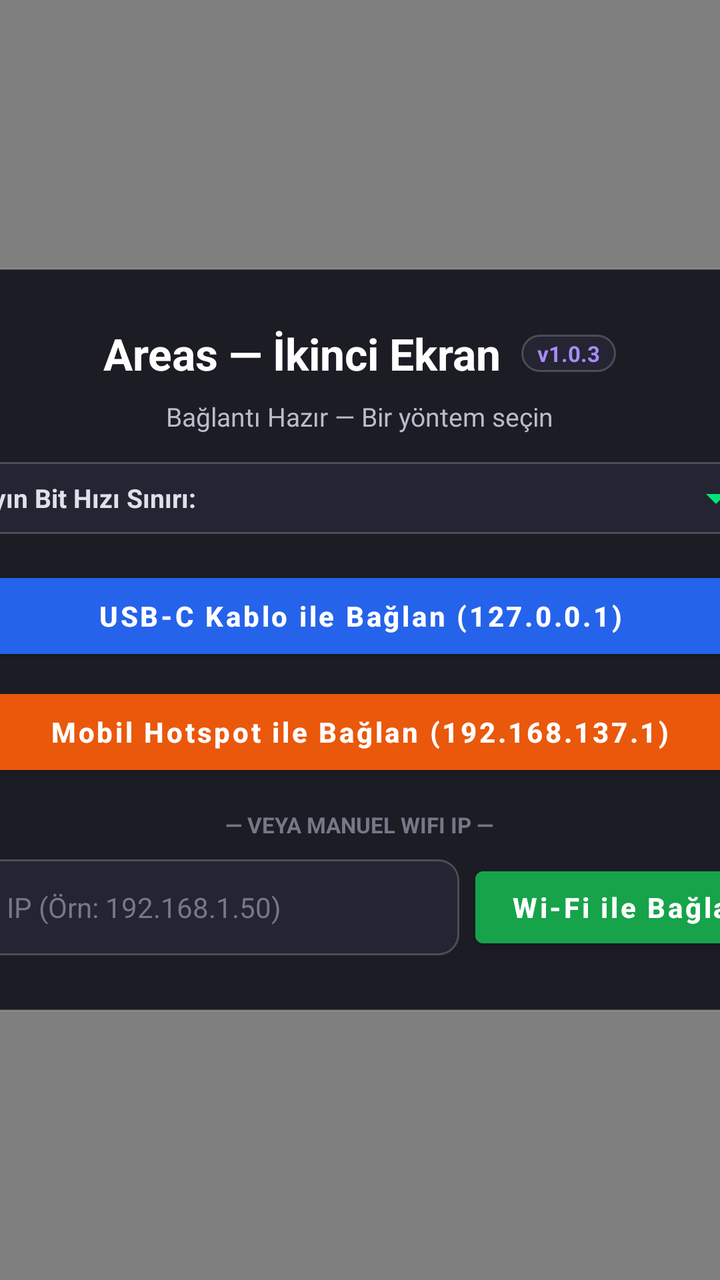
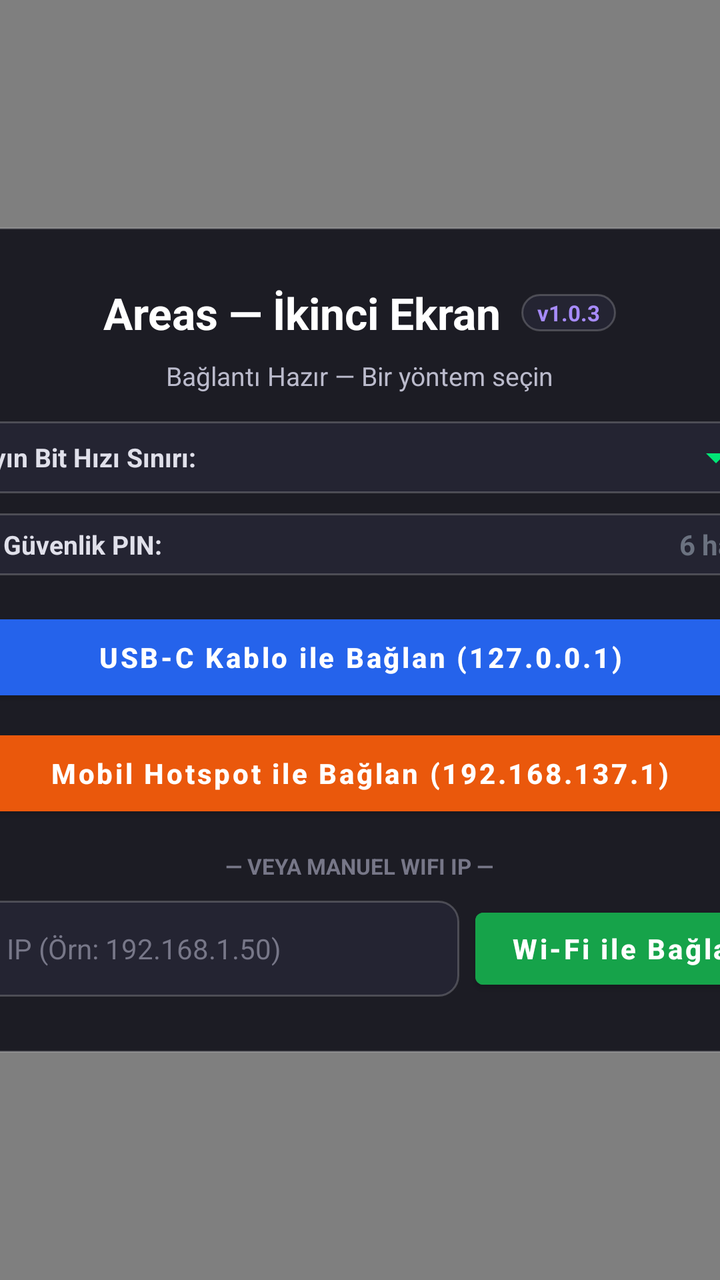

Compare the two renders of this Android layout. The source of the first and the diff that turns it into the second are given below.
<!-- AndroidManifest.xml: application theme Theme.SecondScreenClient -->
<!-- res/layout/activity_main.xml -->
<?xml version="1.0" encoding="utf-8"?>
<FrameLayout xmlns:android="http://schemas.android.com/apk/res/android"
    android:layout_width="match_parent"
    android:layout_height="match_parent"
    android:background="@color/black">

    <SurfaceView
        android:id="@+id/videoSurface"
        android:layout_width="match_parent"
        android:layout_height="match_parent"
        android:layout_gravity="center" />

    
    <ScrollView
        android:id="@+id/controlOverlay"
        android:layout_width="480dp"
        android:layout_height="wrap_content"
        android:layout_gravity="center"
        android:background="@drawable/bg_control_panel"
        android:elevation="16dp"
        android:fillViewport="true">

        <LinearLayout
            android:layout_width="match_parent"
            android:layout_height="wrap_content"
            android:orientation="vertical"
            android:padding="28dp">

            
            <LinearLayout
                android:layout_width="match_parent"
                android:layout_height="wrap_content"
                android:gravity="center"
                android:orientation="horizontal">

                <TextView
                    android:id="@+id/txtTitle"
                    android:layout_width="wrap_content"
                    android:layout_height="wrap_content"
                    android:text="@string/app_name"
                    android:textColor="@color/white"
                    android:textSize="22sp"
                    android:textStyle="bold" />

                <TextView
                    android:id="@+id/txtVersionBadge"
                    android:layout_width="wrap_content"
                    android:layout_height="wrap_content"
                    android:layout_marginStart="10dp"
                    android:background="@drawable/bg_input_field"
                    android:paddingStart="8dp"
                    android:paddingTop="2dp"
                    android:paddingEnd="8dp"
                    android:paddingBottom="2dp"
                    android:text="v1.0.3"
                    android:textColor="#A78BFA"
                    android:textSize="11sp"
                    android:textStyle="bold" />
            </LinearLayout>

            <TextView
                android:id="@+id/txtStatus"
                android:layout_width="wrap_content"
                android:layout_height="wrap_content"
                android:layout_gravity="center_horizontal"
                android:layout_marginTop="8dp"
                android:text="@string/status_disconnected"
                android:textAlignment="center"
                android:textColor="#BBBBCC"
                android:textSize="13sp" />

            
            <TextView
                android:id="@+id/txtWarning"
                android:layout_width="match_parent"
                android:layout_height="wrap_content"
                android:layout_marginTop="12dp"
                android:background="#44FF9800"
                android:padding="12dp"
                android:text=""
                android:textColor="#FFCC80"
                android:textSize="12sp"
                android:textStyle="bold"
                android:visibility="gone" />

            
            <LinearLayout
                android:layout_width="match_parent"
                android:layout_height="wrap_content"
                android:layout_marginTop="14dp"
                android:background="@drawable/bg_input_field"
                android:gravity="center_vertical"
                android:orientation="horizontal"
                android:paddingStart="14dp"
                android:paddingTop="6dp"
                android:paddingEnd="10dp"
                android:paddingBottom="6dp">

                <TextView
                    android:layout_width="0dp"
                    android:layout_height="wrap_content"
                    android:layout_weight="1"
                    android:text="Yayın Bit Hızı Sınırı:"
                    android:textColor="#E0E0EA"
                    android:textSize="13sp"
                    android:textStyle="bold" />

                <Spinner
                    android:id="@+id/spinnerBitrate"
                    android:layout_width="wrap_content"
                    android:layout_height="wrap_content"
                    android:backgroundTint="#00E676" />
            </LinearLayout>

            
            <Button
                android:id="@+id/btnConnectUsb"
                android:layout_width="match_parent"
                android:layout_height="50dp"
                android:layout_marginTop="16dp"
                android:backgroundTint="@color/primary"
                android:text="@string/btn_connect_usb"
                android:textAllCaps="false"
                android:textColor="@color/white"
                android:textSize="14sp"
                android:textStyle="bold" />

            
            <Button
                android:id="@+id/btnConnectHotspot"
                android:layout_width="match_parent"
                android:layout_height="50dp"
                android:layout_marginTop="8dp"
                android:backgroundTint="#EA580C"
                android:text="@string/btn_connect_hotspot"
                android:textAllCaps="false"
                android:textColor="@color/white"
                android:textSize="14sp"
                android:textStyle="bold" />

            
            <LinearLayout
                android:id="@+id/discoveredSection"
                android:layout_width="match_parent"
                android:layout_height="wrap_content"
                android:layout_marginTop="16dp"
                android:background="@drawable/bg_input_field"
                android:orientation="vertical"
                android:padding="12dp"
                android:visibility="gone">

                <TextView
                    android:layout_width="wrap_content"
                    android:layout_height="wrap_content"
                    android:text="@string/header_discovered_pcs"
                    android:textColor="#00E676"
                    android:textSize="12sp"
                    android:textStyle="bold" />

                <LinearLayout
                    android:id="@+id/discoveredContainer"
                    android:layout_width="match_parent"
                    android:layout_height="wrap_content"
                    android:layout_marginTop="8dp"
                    android:orientation="vertical" />

            </LinearLayout>

            
            <TextView
                android:layout_width="wrap_content"
                android:layout_height="wrap_content"
                android:layout_gravity="center_horizontal"
                android:layout_marginTop="14dp"
                android:layout_marginBottom="10dp"
                android:text="@string/header_or"
                android:textColor="#777788"
                android:textSize="11sp"
                android:textStyle="bold" />

            
            <LinearLayout
                android:layout_width="match_parent"
                android:layout_height="wrap_content"
                android:orientation="horizontal">

                <EditText
                    android:id="@+id/inputIpAddress"
                    android:layout_width="0dp"
                    android:layout_height="48dp"
                    android:layout_weight="1"
                    android:background="@drawable/bg_input_field"
                    android:digits="0123456789."
                    android:hint="@string/hint_ip_address"
                    android:inputType="number|numberDecimal"
                    android:paddingStart="14dp"
                    android:paddingEnd="14dp"
                    android:textColor="@color/white"
                    android:textColorHint="#777788"
                    android:textSize="14sp" />

                <Button
                    android:id="@+id/btnConnectWifi"
                    android:layout_width="wrap_content"
                    android:layout_height="48dp"
                    android:layout_marginStart="8dp"
                    android:backgroundTint="#16A34A"
                    android:paddingStart="18dp"
                    android:paddingEnd="18dp"
                    android:text="@string/btn_connect_wifi"
                    android:textAllCaps="false"
                    android:textColor="@color/white"
                    android:textStyle="bold" />

            </LinearLayout>

            
            <Button
                android:id="@+id/btnCancel"
                android:layout_width="match_parent"
                android:layout_height="48dp"
                android:layout_marginTop="14dp"
                android:backgroundTint="#DC2626"
                android:text="@string/btn_cancel"
                android:textAllCaps="false"
                android:textColor="@color/white"
                android:textStyle="bold"
                android:visibility="gone" />

        </LinearLayout>
    </ScrollView>

    
    <LinearLayout
        android:id="@+id/hudOverlay"
        android:layout_width="wrap_content"
        android:layout_height="wrap_content"
        android:layout_gravity="bottom|end"
        android:layout_marginEnd="16dp"
        android:layout_marginBottom="76dp"
        android:background="@drawable/bg_stats_panel"
        android:elevation="12dp"
        android:minWidth="310dp"
        android:orientation="vertical"
        android:paddingStart="16dp"
        android:paddingTop="12dp"
        android:paddingEnd="16dp"
        android:paddingBottom="12dp"
        android:visibility="gone">

        <LinearLayout
            android:layout_width="match_parent"
            android:layout_height="wrap_content"
            android:gravity="center_vertical"
            android:orientation="horizontal">

            <TextView
                android:id="@+id/txtHudHeader"
                android:layout_width="0dp"
                android:layout_height="wrap_content"
                android:layout_marginEnd="10dp"
                android:layout_weight="1"
                android:ellipsize="end"
                android:fontFamily="monospace"
                android:singleLine="true"
                android:text="📊 İSTATİSTİKLER &amp; TELEMETRİ"
                android:textColor="#A78BFA"
                android:textSize="11sp"
                android:textStyle="bold" />

            <TextView
                android:id="@+id/btnCloseStats"
                android:layout_width="wrap_content"
                android:layout_height="wrap_content"
                android:paddingStart="8dp"
                android:paddingEnd="2dp"
                android:text="✕"
                android:textColor="#888899"
                android:textSize="13sp"
                android:textStyle="bold" />
        </LinearLayout>

        
        <TextView
            android:id="@+id/txtBanner"
            android:layout_width="wrap_content"
            android:layout_height="wrap_content"
            android:layout_marginTop="4dp"
            android:fontFamily="monospace"
            android:text="Yayın: --"
            android:textColor="#E2E8F0"
            android:textSize="11sp"
            android:textStyle="bold" />

        <View
            android:layout_width="match_parent"
            android:layout_height="1dp"
            android:layout_marginTop="6dp"
            android:layout_marginBottom="6dp"
            android:background="#33FFFFFF" />

        <TextView
            android:id="@+id/txtHudFpsBitrate"
            android:layout_width="wrap_content"
            android:layout_height="wrap_content"
            android:fontFamily="monospace"
            android:text="FPS: -- | Alınan: -- Mbps"
            android:textColor="#00E676"
            android:textSize="12sp"
            android:textStyle="bold" />

        <TextView
            android:id="@+id/txtHudSentBitrate"
            android:layout_width="wrap_content"
            android:layout_height="wrap_content"
            android:fontFamily="monospace"
            android:text="Gönderilen: -- Mbps (0 pkt)"
            android:textColor="#81C784"
            android:textSize="11sp"
            android:visibility="gone" />

        <TextView
            android:id="@+id/txtHudEncode"
            android:layout_width="wrap_content"
            android:layout_height="wrap_content"
            android:layout_marginTop="2dp"
            android:fontFamily="monospace"
            android:text="Encode: -- ms (Cap: -- ms)"
            android:textColor="#FFFFFF"
            android:textSize="11sp" />

        <TextView
            android:id="@+id/txtHudNetwork"
            android:layout_width="wrap_content"
            android:layout_height="wrap_content"
            android:layout_marginTop="2dp"
            android:fontFamily="monospace"
            android:text="Ağ (RTT/2): -- ms"
            android:textColor="#29B6F6"
            android:textSize="11sp" />

        <TextView
            android:id="@+id/txtHudDecode"
            android:layout_width="wrap_content"
            android:layout_height="wrap_content"
            android:layout_marginTop="2dp"
            android:fontFamily="monospace"
            android:text="Decode: -- ms"
            android:textColor="#FFCA28"
            android:textSize="11sp" />

        <TextView
            android:id="@+id/txtHudLoss"
            android:layout_width="wrap_content"
            android:layout_height="wrap_content"
            android:layout_marginTop="2dp"
            android:fontFamily="monospace"
            android:text="Kayıp: 0 pkt | Atılan: 0 | IDR: 0"
            android:textColor="#FF5252"
            android:textSize="11sp"
            android:textStyle="bold"
            android:visibility="gone" />

        <View
            android:layout_width="match_parent"
            android:layout_height="1dp"
            android:layout_marginTop="6dp"
            android:layout_marginBottom="6dp"
            android:background="#33FFFFFF" />

        <TextView
            android:id="@+id/txtHudTotal"
            android:layout_width="wrap_content"
            android:layout_height="wrap_content"
            android:fontFamily="monospace"
            android:text="Tahmini Gecikme: -- ms"
            android:textColor="#FF80AB"
            android:textSize="12sp"
            android:textStyle="bold" />

    </LinearLayout>

    
    <EditText
        android:id="@+id/hiddenInputReceiver"
        android:layout_width="1dp"
        android:layout_height="1dp"
        android:layout_gravity="top|start"
        android:alpha="0"
        android:focusable="true"
        android:focusableInTouchMode="true"
        android:imeOptions="flagNoExtractUi|actionNone"
        android:importantForAutofill="no"
        android:inputType="textNoSuggestions|textMultiLine" />

    
    <LinearLayout
        android:id="@+id/floatingControlDock"
        android:layout_width="wrap_content"
        android:layout_height="wrap_content"
        android:layout_gravity="bottom|end"
        android:layout_margin="14dp"
        android:background="@drawable/bg_floating_bar"
        android:elevation="12dp"
        android:gravity="center_vertical"
        android:orientation="horizontal"
        android:paddingStart="4dp"
        android:paddingTop="4dp"
        android:paddingEnd="4dp"
        android:paddingBottom="4dp"
        android:visibility="gone">

        <LinearLayout
            android:id="@+id/dockContentGroup"
            android:layout_width="wrap_content"
            android:layout_height="wrap_content"
            android:gravity="center_vertical"
            android:orientation="horizontal">

            
            <Button
                android:id="@+id/btnToggleKeyboard"
                android:layout_width="42dp"
                android:layout_height="40dp"
                android:backgroundTint="#00000000"
                android:insetTop="0dp"
                android:insetBottom="0dp"
                android:padding="0dp"
                android:stateListAnimator="@null"
                android:text="⌨"
                android:textColor="@color/white"
                android:textSize="18sp" />

            <View
                android:layout_width="1dp"
                android:layout_height="22dp"
                android:layout_marginStart="2dp"
                android:layout_marginEnd="2dp"
                android:background="#33FFFFFF" />

            
            <Button
                android:id="@+id/btnToggleStats"
                android:layout_width="wrap_content"
                android:layout_height="40dp"
                android:backgroundTint="#00000000"
                android:insetTop="0dp"
                android:insetBottom="0dp"
                android:minWidth="0dp"
                android:paddingStart="10dp"
                android:paddingEnd="10dp"
                android:stateListAnimator="@null"
                android:text="📊 İstatistik"
                android:textAllCaps="false"
                android:textColor="#E2E8F0"
                android:textSize="12sp"
                android:textStyle="bold" />

            <View
                android:layout_width="1dp"
                android:layout_height="22dp"
                android:layout_marginStart="2dp"
                android:layout_marginEnd="2dp"
                android:background="#33FFFFFF" />

            
            <Button
                android:id="@+id/btnDisconnectStream"
                android:layout_width="wrap_content"
                android:layout_height="40dp"
                android:backgroundTint="#00000000"
                android:insetTop="0dp"
                android:insetBottom="0dp"
                android:minWidth="0dp"
                android:paddingStart="10dp"
                android:paddingEnd="10dp"
                android:stateListAnimator="@null"
                android:text="✕ Çıkış"
                android:textAllCaps="false"
                android:textColor="#F87171"
                android:textSize="12sp"
                android:textStyle="bold" />

            <View
                android:layout_width="1dp"
                android:layout_height="22dp"
                android:layout_marginStart="2dp"
                android:layout_marginEnd="2dp"
                android:background="#33FFFFFF" />
        </LinearLayout>

        
        <Button
            android:id="@+id/btnDockCollapse"
            android:layout_width="34dp"
            android:layout_height="36dp"
            android:backgroundTint="#00000000"
            android:insetTop="0dp"
            android:insetBottom="0dp"
            android:minWidth="0dp"
            android:padding="0dp"
            android:stateListAnimator="@null"
            android:text="▶"
            android:textColor="#94A3B8"
            android:textSize="13sp" />

    </LinearLayout>

</FrameLayout>
<!-- resources referenced by this layout -->
<resources>
  <color name="black">#FF000000</color>
  <color name="primary">#FF2563EB</color>
  <color name="white">#FFFFFFFF</color>
  <!-- drawable bg_control_panel (drawable) -->
  <?xml version="1.0" encoding="utf-8"?>
  <shape xmlns:android="http://schemas.android.com/apk/res/android"
      android:shape="rectangle">
      <solid android:color="#EE16161E" />
      <corners android:radius="18dp" />
      <stroke
          android:width="1dp"
          android:color="#33FFFFFF" />
  </shape>
  <!-- drawable bg_floating_bar (drawable) -->
  <?xml version="1.0" encoding="utf-8"?>
  <shape xmlns:android="http://schemas.android.com/apk/res/android"
      android:shape="rectangle">
      <solid android:color="#DD1A1A24" />
      <corners android:radius="28dp" />
      <stroke
          android:width="1dp"
          android:color="#33FFFFFF" />
  </shape>
  <!-- drawable bg_input_field (drawable) -->
  <?xml version="1.0" encoding="utf-8"?>
  <shape xmlns:android="http://schemas.android.com/apk/res/android"
      android:shape="rectangle">
      <solid android:color="#242432" />
      <corners android:radius="10dp" />
      <stroke
          android:width="1dp"
          android:color="#33FFFFFF" />
  </shape>
  <!-- drawable bg_stats_panel (drawable) -->
  <?xml version="1.0" encoding="utf-8"?>
  <shape xmlns:android="http://schemas.android.com/apk/res/android"
      android:shape="rectangle">
      <solid android:color="#EC12121A" />
      <corners android:radius="14dp" />
      <stroke
          android:width="1dp"
          android:color="#38A78BFA" />
  </shape>
  <string name="app_name">Areas — İkinci Ekran</string>
  <string name="btn_cancel">Bağlantıyı İptal Et</string>
  <string name="btn_connect_hotspot">Mobil Hotspot ile Bağlan (192.168.137.1)</string>
  <string name="btn_connect_usb">USB-C Kablo ile Bağlan (127.0.0.1)</string>
  <string name="btn_connect_wifi">Wi-Fi ile Bağlan</string>
  <string name="header_discovered_pcs">Ağda Keşfedilen Bilgisayarlar:</string>
  <string name="header_or">— VEYA MANUEL WIFI IP —</string>
  <string name="hint_ip_address">PC IP (Örn: 192.168.1.50)</string>
  <string name="status_disconnected">Bağlantı Hazır — Bir yöntem seçin</string>
  <style name="Theme.SecondScreenClient" parent="Theme.MaterialComponents.DayNight.NoActionBar">
          <item name="android:windowBackground">@color/surface_bg</item>
          <item name="android:statusBarColor">@color/black</item>
          <item name="android:navigationBarColor">@color/black</item>
      </style>
  <color name="surface_bg">#FF0E0E12</color>
</resources>

<!-- the commit's change to res/layout/activity_main.xml (unified diff, before → after) -->
@@ -110,6 +110,44 @@
                     android:layout_width="wrap_content"
                     android:layout_height="wrap_content"
                     android:backgroundTint="#00E676" />
+            </LinearLayout>
+
+            
+            <LinearLayout
+                android:layout_width="match_parent"
+                android:layout_height="wrap_content"
+                android:layout_marginTop="10dp"
+                android:background="@drawable/bg_input_field"
+                android:gravity="center_vertical"
+                android:orientation="horizontal"
+                android:paddingStart="14dp"
+                android:paddingTop="6dp"
+                android:paddingEnd="10dp"
+                android:paddingBottom="6dp">
+
+                <TextView
+                    android:layout_width="0dp"
+                    android:layout_height="wrap_content"
+                    android:layout_weight="1"
+                    android:text="🔑 Güvenlik PIN:"
+                    android:textColor="#E0E0EA"
+                    android:textSize="13sp"
+                    android:textStyle="bold" />
+
+                <EditText
+                    android:id="@+id/inputPin"
+                    android:layout_width="110dp"
+                    android:layout_height="wrap_content"
+                    android:background="@null"
+                    android:gravity="end"
+                    android:hint="6 hane"
+                    android:inputType="number"
+                    android:maxLength="6"
+                    android:singleLine="true"
+                    android:textColor="#00E676"
+                    android:textColorHint="#6B7280"
+                    android:textSize="14sp"
+                    android:textStyle="bold" />
             </LinearLayout>
 
             
